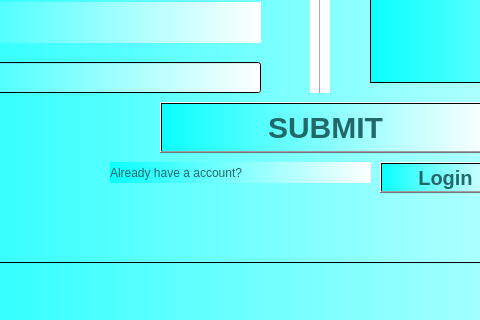
Qt form shop_name.ui (Kaushal03/Stock-Management-System) before a commit; both pictures show x 190 to 670 and y 508 to 828 of the 1082 by 828 pixel window.
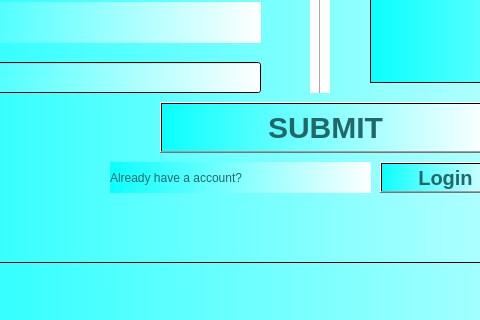
The same form after that commit. Icons and pictures are not drawn.

What changed in the file:
```diff
--- a/shop_name.ui
+++ b/shop_name.ui
@@ -318,7 +318,7 @@
       <x>300</x>
       <y>660</y>
       <width>261</width>
-      <height>21</height>
+      <height>31</height>
      </rect>
     </property>
     <property name="styleSheet">
```
